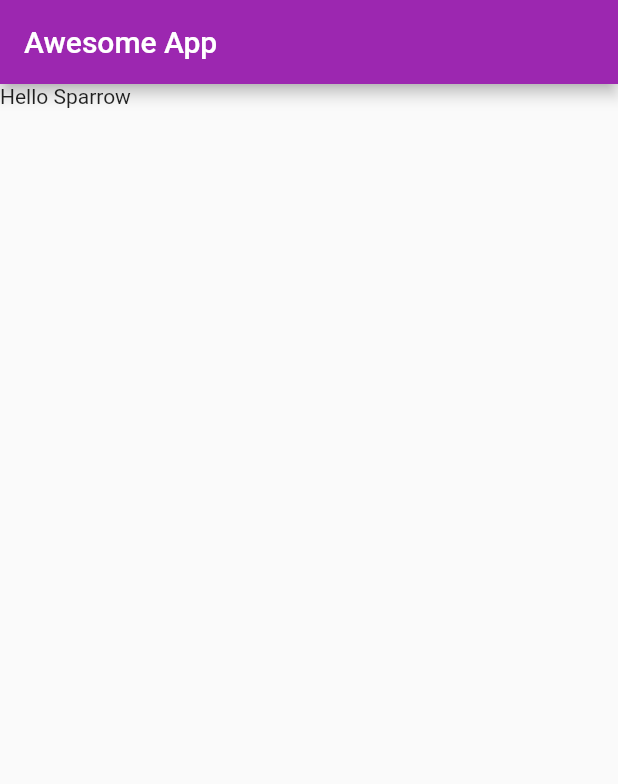
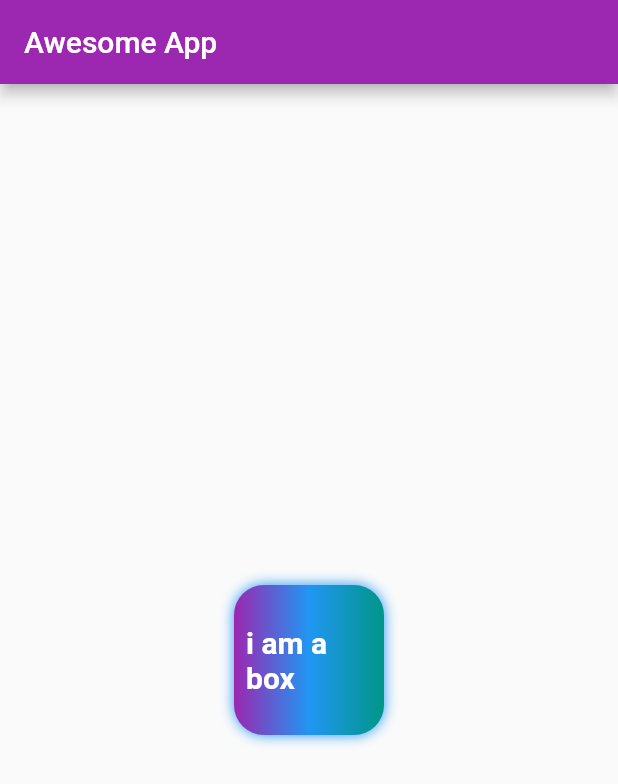
Before and after one commit to SparrowPaul/awesome_app, a Flutter app: the screen it shows after launch, on a phone screen of 412 x 824 dp. Shown: the top 784 px of the screen. Run offline on Flutter 3.47's test engine with Material 2 defaults, Android fonts, the phone set to English and light mode, and no system bars.

Commit message:
container and text widget

```diff
--- a/lib/main.dart
+++ b/lib/main.dart
@@ -18,8 +18,34 @@ class HomePage extends StatelessWidget {
       appBar: AppBar(
         title: Text("Awesome App"),
       ),
-      body: Container(
-        child: Text("Hello Sparrow"),
+      body: Center(
+        child: Container(
+          padding: const EdgeInsets.all(8),
+          alignment: Alignment.center,
+          decoration: BoxDecoration(
+              color: Colors.red,
+              borderRadius: BorderRadius.circular(20),
+              gradient: LinearGradient(colors: [
+                Colors.purple,
+                Colors.blue,
+                Colors.teal,
+              ]),
+              boxShadow: [
+                BoxShadow(
+                  color: Colors.blue,
+                  blurRadius: 7,
+                )
+              ]),
+          width: 100,
+          height: 100,
+          child: Text("i am a box", style: TextStyle(
+            fontSize: 20,
+            color: Colors.white,
+            textBaseline: TextBaseline.alphabetic,
+            fontWeight: FontWeight.bold,
+            ),
+          ),
+        ),
       ),
     );
   }
```
